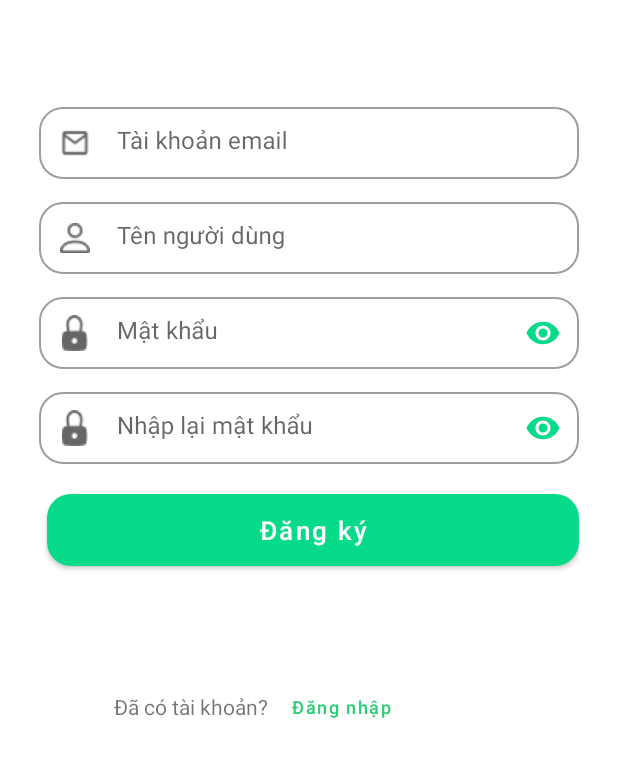
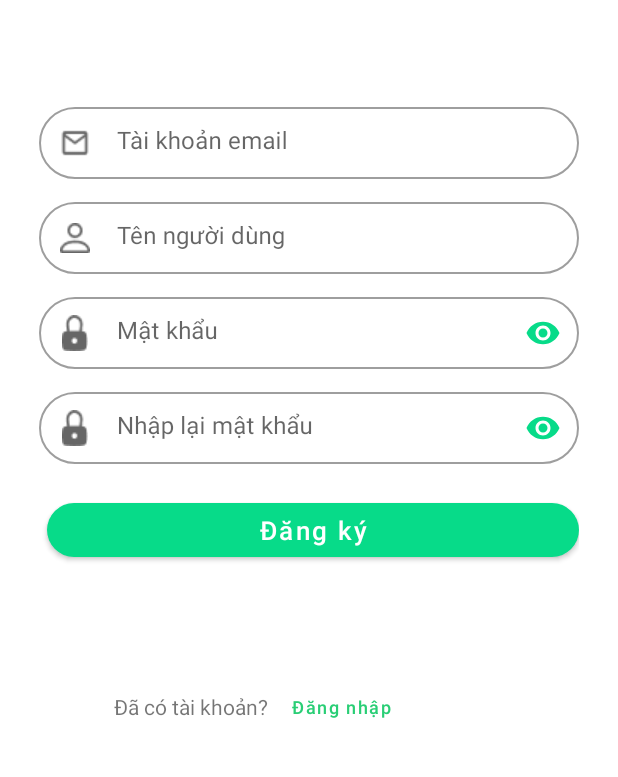
Before and after one commit to tuananhitsg/Android_Nhom1_MessageMobileApp, an Android app: the RegisterActivity screen opened directly, with no data from a screen before it, on a phone screen of 412 x 824 dp, the part 342-1119 px from its top. Run offline under Robolectric (Android 15) with nearby library versions, the phone set to English and light mode, and no system bars; our stand-ins replace Firebase (no records; nobody signed in at launch, a user with empty details on screens opened directly).

Commit message:
adjust some UI, change app name

```diff
--- a/app/src/main/AndroidManifest.xml
+++ b/app/src/main/AndroidManifest.xml
@@ -16,7 +16,7 @@
         android:allowBackup="true"
         android:configChanges="uiMode"
         android:icon="@drawable/ic_logo"
-        android:label="Đẹp trai siêu cấp vũ trụ"
+        android:label="Messenger rep 1:1"
         android:roundIcon="@drawable/ic_logo"
         android:supportsRtl="true"
         android:theme="@style/AppTheme.MessageMobileApp">
--- a/app/src/main/res/layout/activity_register.xml
+++ b/app/src/main/res/layout/activity_register.xml
@@ -36,10 +36,10 @@
                 style="@style/Widget.MaterialComponents.TextInputLayout.OutlinedBox"
                 android:layout_width="match_parent"
                 android:layout_height="match_parent"
-                app:boxCornerRadiusBottomEnd="16dp"
-                app:boxCornerRadiusBottomStart="16dp"
-                app:boxCornerRadiusTopEnd="16dp"
-                app:boxCornerRadiusTopStart="16dp"
+                app:boxCornerRadiusBottomEnd="50dp"
+                app:boxCornerRadiusBottomStart="50dp"
+                app:boxCornerRadiusTopEnd="50dp"
+                app:boxCornerRadiusTopStart="50dp"
                 app:startIconDrawable="@drawable/ic_mail">
 
                 <com.google.android.material.textfield.TextInputEditText
@@ -62,10 +62,10 @@
                 android:paddingTop="10dp"
                 android:layout_width="match_parent"
                 android:layout_height="match_parent"
-                app:boxCornerRadiusBottomEnd="16dp"
-                app:boxCornerRadiusBottomStart="16dp"
-                app:boxCornerRadiusTopEnd="16dp"
-                app:boxCornerRadiusTopStart="16dp"
+                app:boxCornerRadiusBottomEnd="50dp"
+                app:boxCornerRadiusBottomStart="50dp"
+                app:boxCornerRadiusTopEnd="50dp"
+                app:boxCornerRadiusTopStart="50dp"
                 app:startIconDrawable="@drawable/ic_profile">
 
                 <EditText
@@ -88,10 +88,10 @@
                 android:paddingTop="10dp"
                 android:layout_width="match_parent"
                 android:layout_height="match_parent"
-                app:boxCornerRadiusBottomEnd="16dp"
-                app:boxCornerRadiusBottomStart="16dp"
-                app:boxCornerRadiusTopEnd="16dp"
-                app:boxCornerRadiusTopStart="16dp"
+                app:boxCornerRadiusBottomEnd="50dp"
+                app:boxCornerRadiusBottomStart="50dp"
+                app:boxCornerRadiusTopEnd="50dp"
+                app:boxCornerRadiusTopStart="50dp"
                 app:passwordToggleEnabled="true"
                 app:passwordToggleTint="@color/primary"
                 app:startIconDrawable="@drawable/ic_lock">
@@ -117,10 +117,10 @@
                 android:paddingTop="10dp"
                 android:layout_width="match_parent"
                 android:layout_height="match_parent"
-                app:boxCornerRadiusBottomEnd="16dp"
-                app:boxCornerRadiusBottomStart="16dp"
-                app:boxCornerRadiusTopEnd="16dp"
-                app:boxCornerRadiusTopStart="16dp"
+                app:boxCornerRadiusBottomEnd="50dp"
+                app:boxCornerRadiusBottomStart="50dp"
+                app:boxCornerRadiusTopEnd="50dp"
+                app:boxCornerRadiusTopStart="50dp"
                 app:passwordToggleEnabled="true"
                 app:passwordToggleTint="@color/primary"
                 app:startIconDrawable="@drawable/ic_lock">
@@ -148,7 +148,7 @@
                 android:layout_marginLeft="5dp"
                 android:layout_marginTop="20dp"
                 android:layout_weight="1"
-                android:background="@drawable/bg_popup_conner_16"
+                app:cornerRadius="50dp"
                 android:minHeight="48dp"
                 android:text="Đăng ký"
                 android:textAllCaps="false"
--- a/app/src/main/res/layout/activity_welcome.xml
+++ b/app/src/main/res/layout/activity_welcome.xml
@@ -25,7 +25,7 @@
         android:layout_height="wrap_content"
         android:layout_margin="10dp"
         android:layout_marginTop="20dp"
-        android:background="@drawable/bg_popup_conner_16"
+        app:cornerRadius="50dp"
         android:text="Bắt đầu nhắn tin"
         android:textColor="@color/text_color_btn"
         android:textAllCaps="false"
--- a/app/src/main/res/layout/fragment_bottom_sheet.xml
+++ b/app/src/main/res/layout/fragment_bottom_sheet.xml
@@ -43,7 +43,6 @@
         android:id="@+id/tab_layout"
         android:layout_width="match_parent"
         android:layout_height="wrap_content"
-        app:tabIndicatorGravity="top"
         app:tabIndicatorHeight="3dp"
         app:layout_constraintEnd_toEndOf="parent"
         app:layout_constraintStart_toStartOf="parent"
```
Also changed, not shown: app/src/main/res/layout/activity_login.xml (+9 -9 lines), app/src/main/res/layout/activity_update_user_info.xml (+12 -12 lines), app/src/main/res/layout/layout_dialog_change_password.xml (+14 -14 lines), 2 other files.
